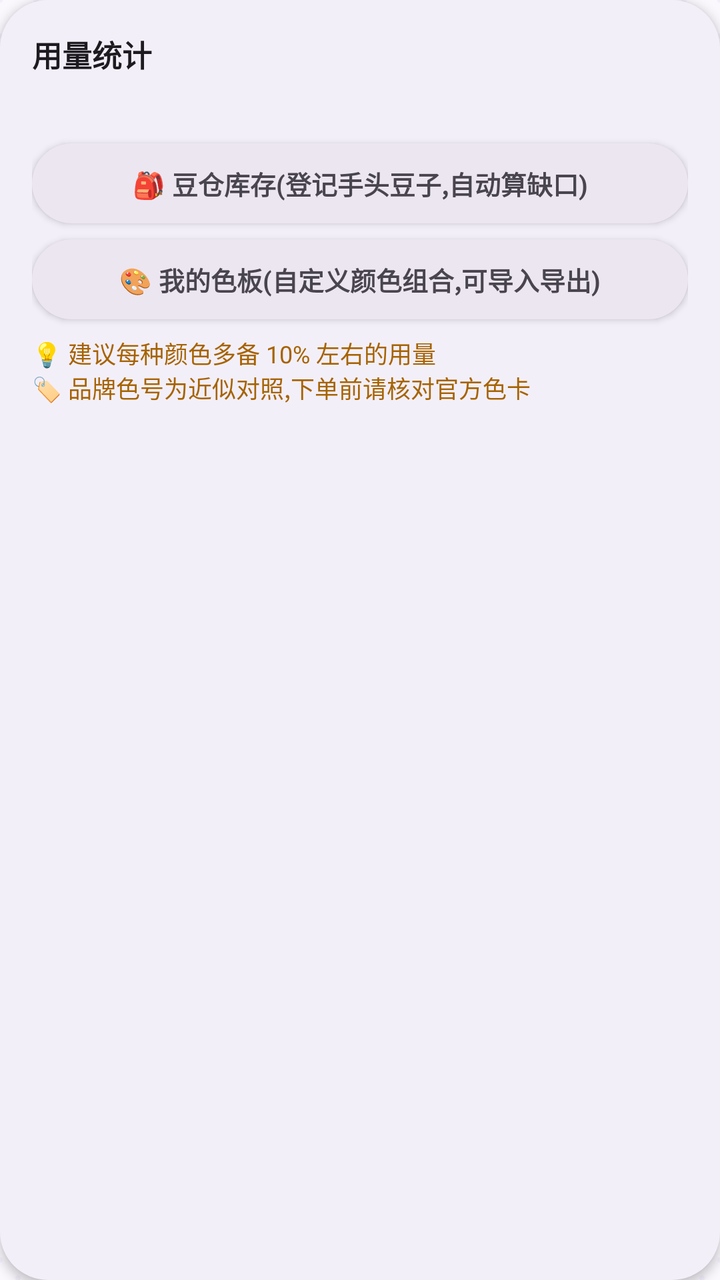
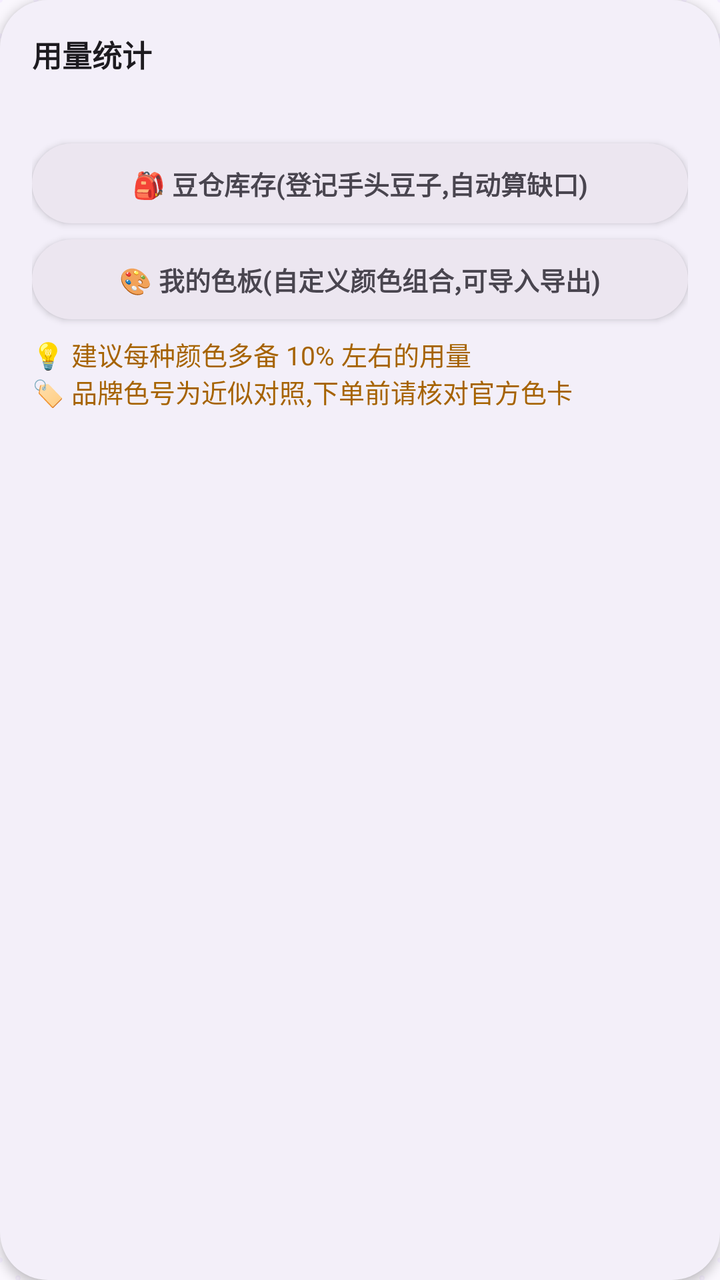

Before-and-after screenshots of an Android layout around one commit, followed by the original layout XML and the change that was made.
<!-- AndroidManifest.xml: application theme AppTheme -->
<!-- res/layout/list_header.xml -->
<?xml version="1.0" encoding="utf-8"?>

<LinearLayout xmlns:android="http://schemas.android.com/apk/res/android"
    android:layout_width="match_parent"
    android:layout_height="wrap_content"
    android:layout_marginStart="10dp"
    android:layout_marginTop="10dp"
    android:layout_marginEnd="10dp"
    android:layout_marginBottom="4dp"
    android:background="@drawable/bg_card"
    android:elevation="3dp"
    android:orientation="vertical"
    android:padding="16dp">

    <TextView
        android:layout_width="wrap_content"
        android:layout_height="wrap_content"
        android:text="@string/summary_title"
        android:textColor="@color/textMain"
        android:textSize="15sp"
        android:textStyle="bold" />

    <TextView
        android:id="@+id/tvSummary"
        android:layout_width="match_parent"
        android:layout_height="wrap_content"
        android:layout_marginTop="6dp"
        android:lineSpacingExtra="4dp"
        android:text=""
        android:textColor="@color/textSub"
        android:textSize="13sp" />

    <TextView
        android:id="@+id/btnInventory"
        android:layout_width="match_parent"
        android:layout_height="40dp"
        android:layout_marginTop="10dp"
        android:background="@drawable/bg_chip"
        android:clickable="true"
        android:elevation="2dp"
        android:focusable="true"
        android:gravity="center"
        android:text="@string/btn_inventory"
        android:textColor="@color/text_chip"
        android:textSize="13sp"
        android:textStyle="bold" />

    <TextView
        android:id="@+id/btnPalettes"
        android:layout_width="match_parent"
        android:layout_height="40dp"
        android:layout_marginTop="8dp"
        android:background="@drawable/bg_chip"
        android:clickable="true"
        android:elevation="2dp"
        android:focusable="true"
        android:gravity="center"
        android:text="@string/btn_palettes"
        android:textColor="@color/text_chip"
        android:textSize="13sp"
        android:textStyle="bold" />

    <HorizontalScrollView
        android:id="@+id/excludedScroll"
        android:layout_width="match_parent"
        android:layout_height="wrap_content"
        android:layout_marginTop="10dp"
        android:scrollbars="none"
        android:visibility="gone">

        <LinearLayout
            android:id="@+id/excludedRow"
            android:layout_width="wrap_content"
            android:layout_height="wrap_content"
            android:orientation="horizontal" />
    </HorizontalScrollView>

    <TextView
        android:layout_width="match_parent"
        android:layout_height="wrap_content"
        android:layout_marginTop="8dp"
        android:text="@string/header_tip"
        android:textColor="@color/tipAmber"
        android:textSize="12sp" />
</LinearLayout>
<!-- resources referenced by this layout -->
<resources>
  <color name="textMain">#1D1B20</color>
  <color name="textSub">#49454F</color>
  <color name="tipAmber">#A66300</color>
  <!-- drawable bg_card (drawable) -->
  <?xml version="1.0" encoding="utf-8"?>
  <shape xmlns:android="http://schemas.android.com/apk/res/android"
      android:shape="rectangle">
      <solid android:color="@color/colorSurface" />
      <corners android:radius="24dp" />
  </shape>
  <!-- drawable bg_chip (drawable) -->
  <?xml version="1.0" encoding="utf-8"?>
  <selector xmlns:android="http://schemas.android.com/apk/res/android">
      <item android:state_selected="true">
          <shape android:shape="rectangle">
              <solid android:color="@color/primaryContainer" />
              <corners android:radius="20dp" />
          </shape>
      </item>
      <item android:state_checked="true">
          <shape android:shape="rectangle">
              <solid android:color="@color/primaryContainer" />
              <corners android:radius="20dp" />
          </shape>
      </item>
      <item>
          <shape android:shape="rectangle">
              <solid android:color="@color/subsurface" />
              <corners android:radius="20dp" />
          </shape>
      </item>
  </selector>
  <string name="btn_inventory">🎒 豆仓库存(登记手头豆子,自动算缺口)</string>
  <string name="btn_palettes">🎨 我的色板(自定义颜色组合,可导入导出)</string>
  <string name="header_tip">💡 建议每种颜色多备 10% 左右的用量\n🏷️ 品牌色号为近似对照,下单前请核对官方色卡</string>
  <string name="summary_title">用量统计</string>
  <style name="AppTheme" parent="android:Theme.Material.Light.NoActionBar">
          <item name="android:colorPrimary">@color/primary</item>
          <item name="android:colorPrimaryDark">@color/bg</item>
          <item name="android:colorAccent">@color/primary</item>
          <item name="android:statusBarColor">@color/bg</item>
          <item name="android:navigationBarColor">@color/bg</item>
          <item name="android:windowBackground">@drawable/bg_pegboard</item>
          <item name="android:windowLightStatusBar">true</item>
          
          <item name="android:alertDialogTheme">@style/CandyAlertDialog</item>
      </style>
  <color name="colorSurface">#F3EFF9</color>
  <color name="primaryContainer">#EADDFF</color>
  <color name="subsurface">#ECE6F0</color>
  <color name="primary">#6750A4</color>
  <color name="bg">#FEF7FF</color>
  <!-- drawable bg_pegboard (drawable) -->
  <?xml version="1.0" encoding="utf-8"?>
  <bitmap xmlns:android="http://schemas.android.com/apk/res/android"
      android:src="@drawable/tile_pegboard"
      android:tileModeX="repeat"
      android:tileModeY="repeat" />
  <style name="CandyAlertDialog" parent="android:Theme.Material.Light.Dialog.Alert">
          <item name="android:windowBackground">@drawable/bg_dialog</item>
          <item name="android:colorAccent">@color/primary</item>
          <item name="android:textColorPrimary">@color/textMain</item>
          <item name="android:textColorSecondary">@color/textSub</item>
          <item name="android:windowMinWidthMinor">85%</item>
      </style>
  <!-- drawable tile_pegboard: png bitmap (drawable-night-nodpi, 262 bytes) -->
  <!-- drawable bg_dialog (drawable) -->
  <?xml version="1.0" encoding="utf-8"?>
  <shape xmlns:android="http://schemas.android.com/apk/res/android"
      android:shape="rectangle">
      <solid android:color="@color/card" />
      <corners android:radius="28dp" />
  </shape>
  <color name="card">#FFFFFF</color>
</resources>

<!-- the commit's change to res/layout/list_header.xml (unified diff, before → after) -->
@@ -81,5 +81,5 @@
         android:layout_marginTop="8dp"
         android:text="@string/header_tip"
         android:textColor="@color/tipAmber"
-        android:textSize="12sp" />
+        android:textSize="13sp" />
 </LinearLayout>
<!-- resource entries referenced after the edit -->
@@ -65,7 +65,7 @@
           <item name="android:textColorSecondary">@color/textSub</item>
           <item name="android:windowMinWidthMinor">85%</item>
       </style>
-  <!-- drawable tile_pegboard: png bitmap (drawable-night-nodpi, 262 bytes) -->
+  <!-- drawable tile_pegboard: png bitmap (drawable-night-nodpi, 279 bytes) -->
   <!-- drawable bg_dialog (drawable) -->
   <?xml version="1.0" encoding="utf-8"?>
   <shape xmlns:android="http://schemas.android.com/apk/res/android"
